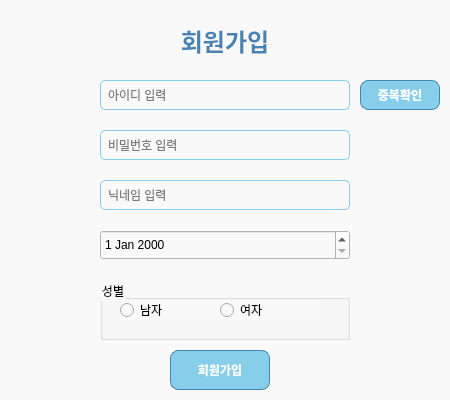
Qt form SignUpWindow.ui (YooSungSoo/MeEither) before a commit.
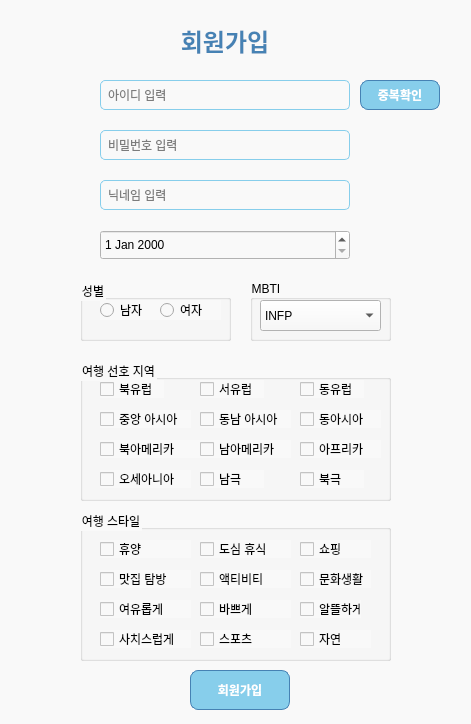
The same form after that commit.

Patch:
```diff
--- a/SignUpWindow.ui
+++ b/SignUpWindow.ui
@@ -6,8 +6,8 @@
    <rect>
     <x>0</x>
     <y>0</y>
-    <width>450</width>
-    <height>400</height>
+    <width>471</width>
+    <height>724</height>
    </rect>
   </property>
   <property name="windowTitle">
@@ -134,10 +134,10 @@
   <widget class="QGroupBox" name="genderGroupBox">
    <property name="geometry">
     <rect>
-     <x>100</x>
+     <x>80</x>
      <y>280</y>
-     <width>250</width>
-     <height>60</height>
+     <width>151</width>
+     <height>61</height>
     </rect>
    </property>
    <property name="title">
@@ -159,9 +159,9 @@
    <widget class="QRadioButton" name="checkBoxF">
     <property name="geometry">
      <rect>
-      <x>120</x>
+      <x>80</x>
       <y>20</y>
-      <width>100</width>
+      <width>61</width>
       <height>20</height>
      </rect>
     </property>
@@ -173,8 +173,8 @@
   <widget class="QPushButton" name="signUpButton">
    <property name="geometry">
     <rect>
-     <x>170</x>
-     <y>350</y>
+     <x>190</x>
+     <y>670</y>
      <width>100</width>
      <height>40</height>
     </rect>
@@ -183,6 +183,447 @@
     <string>회원가입</string>
    </property>
   </widget>
+  <widget class="QGroupBox" name="preferContry">
+   <property name="geometry">
+    <rect>
+     <x>80</x>
+     <y>360</y>
+     <width>311</width>
+     <height>141</height>
+    </rect>
+   </property>
+   <property name="title">
+    <string>여행 선호 지역</string>
+   </property>
+   <widget class="QCheckBox" name="northEU">
+    <property name="geometry">
+     <rect>
+      <x>20</x>
+      <y>20</y>
+      <width>64</width>
+      <height>18</height>
+     </rect>
+    </property>
+    <property name="text">
+     <string>북유럽</string>
+    </property>
+   </widget>
+   <widget class="QCheckBox" name="westEU">
+    <property name="geometry">
+     <rect>
+      <x>120</x>
+      <y>20</y>
+      <width>64</width>
+      <height>18</height>
+     </rect>
+    </property>
+    <property name="text">
+     <string>서유럽</string>
+    </property>
+   </widget>
+   <widget class="QCheckBox" name="centralAsia">
+    <property name="geometry">
+     <rect>
+      <x>20</x>
+      <y>50</y>
+      <width>91</width>
+      <height>18</height>
+     </rect>
+    </property>
+    <property name="text">
+     <string>중앙 아시아</string>
+    </property>
+   </widget>
+   <widget class="QCheckBox" name="eastsouthAsia">
+    <property name="geometry">
+     <rect>
+      <x>120</x>
+      <y>50</y>
+      <width>91</width>
+      <height>18</height>
+     </rect>
+    </property>
+    <property name="text">
+     <string>동남 아시아</string>
+    </property>
+   </widget>
+   <widget class="QCheckBox" name="eastEU">
+    <property name="geometry">
+     <rect>
+      <x>220</x>
+      <y>20</y>
+      <width>64</width>
+      <height>18</height>
+     </rect>
+    </property>
+    <property name="text">
+     <string>동유럽</string>
+    </property>
+   </widget>
+   <widget class="QCheckBox" name="northAmerica">
+    <property name="geometry">
+     <rect>
+      <x>20</x>
+      <y>80</y>
+      <width>101</width>
+      <height>18</height>
+     </rect>
+    </property>
+    <property name="text">
+     <string>북아메리카</string>
+    </property>
+   </widget>
+   <widget class="QCheckBox" name="southAmerica">
+    <property name="geometry">
+     <rect>
+      <x>120</x>
+      <y>80</y>
+      <width>91</width>
+      <height>18</height>
+     </rect>
+    </property>
+    <property name="text">
+     <string>남아메리카</string>
+    </property>
+   </widget>
+   <widget class="QCheckBox" name="africa">
+    <property name="geometry">
+     <rect>
+      <x>220</x>
+      <y>80</y>
+      <width>81</width>
+      <height>18</height>
+     </rect>
+    </property>
+    <property name="text">
+     <string>아프리카</string>
+    </property>
+   </widget>
+   <widget class="QCheckBox" name="oseania">
+    <property name="geometry">
+     <rect>
+      <x>20</x>
+      <y>110</y>
+      <width>91</width>
+      <height>18</height>
+     </rect>
+    </property>
+    <property name="text">
+     <string>오세아니아</string>
+    </property>
+   </widget>
+   <widget class="QCheckBox" name="arctic">
+    <property name="geometry">
+     <rect>
+      <x>120</x>
+      <y>110</y>
+      <width>64</width>
+      <height>18</height>
+     </rect>
+    </property>
+    <property name="text">
+     <string>남극</string>
+    </property>
+   </widget>
+   <widget class="QCheckBox" name="antArctic">
+    <property name="geometry">
+     <rect>
+      <x>220</x>
+      <y>110</y>
+      <width>64</width>
+      <height>18</height>
+     </rect>
+    </property>
+    <property name="text">
+     <string>북극</string>
+    </property>
+   </widget>
+   <widget class="QCheckBox" name="eastAsia">
+    <property name="geometry">
+     <rect>
+      <x>220</x>
+      <y>50</y>
+      <width>81</width>
+      <height>18</height>
+     </rect>
+    </property>
+    <property name="text">
+     <string>동아시아</string>
+    </property>
+   </widget>
+  </widget>
+  <widget class="QGroupBox" name="travelStyle">
+   <property name="geometry">
+    <rect>
+     <x>80</x>
+     <y>510</y>
+     <width>311</width>
+     <height>151</height>
+    </rect>
+   </property>
+   <property name="title">
+    <string>여행 스타일</string>
+   </property>
+   <widget class="QCheckBox" name="rest">
+    <property name="geometry">
+     <rect>
+      <x>20</x>
+      <y>30</y>
+      <width>91</width>
+      <height>18</height>
+     </rect>
+    </property>
+    <property name="text">
+     <string>휴양</string>
+    </property>
+   </widget>
+   <widget class="QCheckBox" name="cityRest">
+    <property name="geometry">
+     <rect>
+      <x>120</x>
+      <y>30</y>
+      <width>91</width>
+      <height>18</height>
+     </rect>
+    </property>
+    <property name="text">
+     <string>도심 휴식</string>
+    </property>
+   </widget>
+   <widget class="QCheckBox" name="shopping">
+    <property name="geometry">
+     <rect>
+      <x>220</x>
+      <y>30</y>
+      <width>71</width>
+      <height>18</height>
+     </rect>
+    </property>
+    <property name="text">
+     <string>쇼핑</string>
+    </property>
+   </widget>
+   <widget class="QCheckBox" name="foodSearch">
+    <property name="geometry">
+     <rect>
+      <x>20</x>
+      <y>60</y>
+      <width>91</width>
+      <height>18</height>
+     </rect>
+    </property>
+    <property name="text">
+     <string>맛집 탐방</string>
+    </property>
+   </widget>
+   <widget class="QCheckBox" name="activity">
+    <property name="geometry">
+     <rect>
+      <x>120</x>
+      <y>60</y>
+      <width>91</width>
+      <height>18</height>
+     </rect>
+    </property>
+    <property name="text">
+     <string>액티비티</string>
+    </property>
+   </widget>
+   <widget class="QCheckBox" name="cultureLife">
+    <property name="geometry">
+     <rect>
+      <x>220</x>
+      <y>60</y>
+      <width>71</width>
+      <height>18</height>
+     </rect>
+    </property>
+    <property name="text">
+     <string>문화생활</string>
+    </property>
+   </widget>
+   <widget class="QCheckBox" name="leisurely">
+    <property name="geometry">
+     <rect>
+      <x>20</x>
+      <y>90</y>
+      <width>91</width>
+      <height>18</height>
+     </rect>
+    </property>
+    <property name="text">
+     <string>여유롭게</string>
+    </property>
+   </widget>
+   <widget class="QCheckBox" name="busy">
+    <property name="geometry">
+     <rect>
+      <x>120</x>
+      <y>90</y>
+      <width>91</width>
+      <height>18</height>
+     </rect>
+    </property>
+    <property name="text">
+     <string>바쁘게</string>
+    </property>
+   </widget>
+   <widget class="QCheckBox" name="trifity">
+    <property name="geometry">
+     <rect>
+      <x>220</x>
+      <y>90</y>
+      <width>61</width>
+      <height>18</height>
+     </rect>
+    </property>
+    <property name="text">
+     <string>알뜰하게</string>
+    </property>
+   </widget>
+   <widget class="QCheckBox" name="luxury">
+    <property name="geometry">
+     <rect>
+      <x>20</x>
+      <y>120</y>
+      <width>91</width>
+      <height>18</height>
+     </rect>
+    </property>
+    <property name="text">
+     <string>사치스럽게</string>
+    </property>
+   </widget>
+   <widget class="QCheckBox" name="sports">
+    <property name="geometry">
+     <rect>
+      <x>120</x>
+      <y>120</y>
+      <width>91</width>
+      <height>18</height>
+     </rect>
+    </property>
+    <property name="text">
+     <string>스포츠</string>
+    </property>
+   </widget>
+   <widget class="QCheckBox" name="nature">
+    <property name="geometry">
+     <rect>
+      <x>220</x>
+      <y>120</y>
+      <width>71</width>
+      <height>18</height>
+     </rect>
+    </property>
+    <property name="text">
+     <string>자연</string>
+    </property>
+   </widget>
+  </widget>
+  <widget class="QGroupBox" name="MBTI">
+   <property name="geometry">
+    <rect>
+     <x>250</x>
+     <y>280</y>
+     <width>141</width>
+     <height>61</height>
+    </rect>
+   </property>
+   <property name="title">
+    <string>MBTI</string>
+   </property>
+   <widget class="QComboBox" name="comboBox">
+    <property name="geometry">
+     <rect>
+      <x>10</x>
+      <y>20</y>
+      <width>121</width>
+      <height>31</height>
+     </rect>
+    </property>
+    <item>
+     <property name="text">
+      <string>INFP</string>
+     </property>
+    </item>
+    <item>
+     <property name="text">
+      <string>INFJ</string>
+     </property>
+    </item>
+    <item>
+     <property name="text">
+      <string>INTP</string>
+     </property>
+    </item>
+    <item>
+     <property name="text">
+      <string>INTJ</string>
+     </property>
+    </item>
+    <item>
+     <property name="text">
+      <string>ISFP</string>
+     </property>
+    </item>
+    <item>
+     <property name="text">
+      <string>ISFJ</string>
+     </property>
+    </item>
+    <item>
+     <property name="text">
+      <string>ISTP</string>
+     </property>
+    </item>
+    <item>
+     <property name="text">
+      <string>ISTJ</string>
+     </property>
+    </item>
+    <item>
+     <property name="text">
+      <string>ENFP</string>
+     </property>
+    </item>
+    <item>
+     <property name="text">
+      <string>ENFJ</string>
+     </property>
+    </item>
+    <item>
+     <property name="text">
+      <string>ENTP</string>
+     </property>
+    </item>
+    <item>
+     <property name="text">
+      <string>ENTJ</string>
+     </property>
+    </item>
+    <item>
+     <property name="text">
+      <string>ESFP</string>
+     </property>
+    </item>
+    <item>
+     <property name="text">
+      <string>ESFJ</string>
+     </property>
+    </item>
+    <item>
+     <property name="text">
+      <string>ESTP</string>
+     </property>
+    </item>
+    <item>
+     <property name="text">
+      <string>ESTJ</string>
+     </property>
+    </item>
+   </widget>
+  </widget>
  </widget>
  <resources/>
  <connections/>
```
